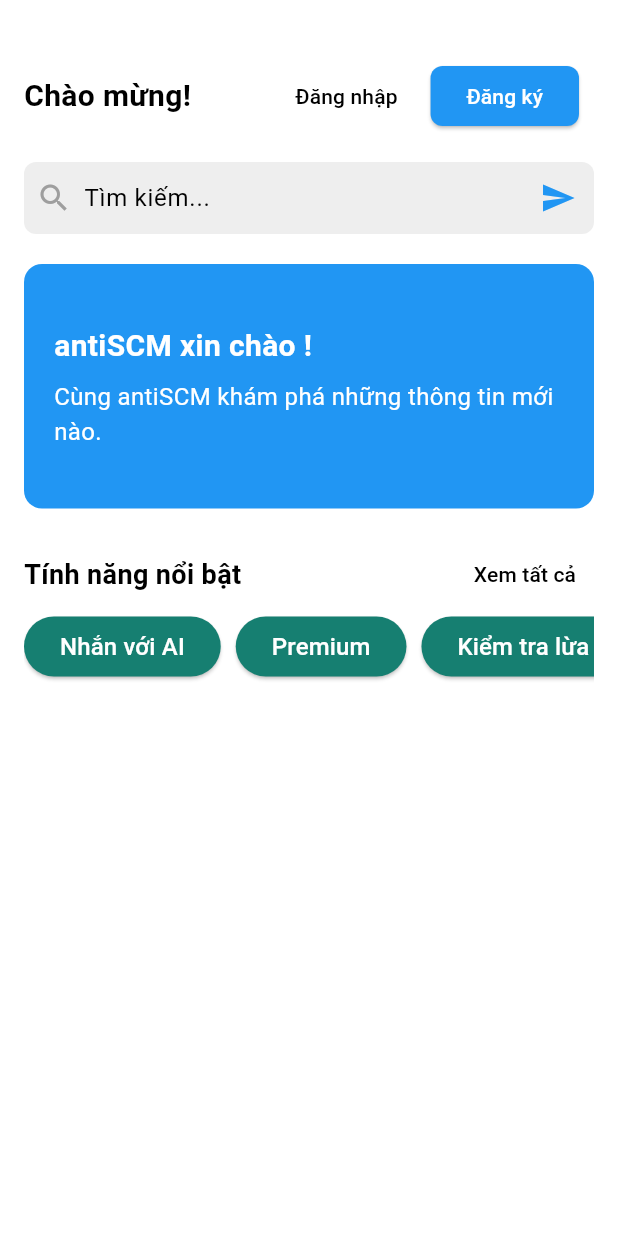
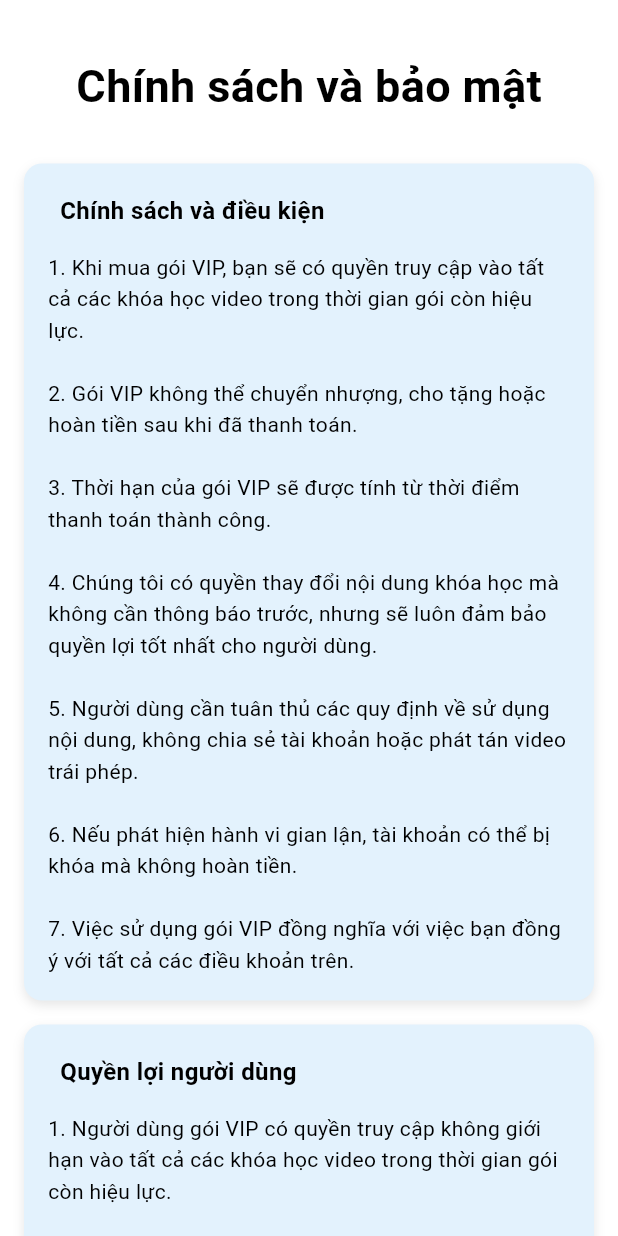
Before and after one commit to Bentanik/exe02_fe_mobile, a Flutter app: the screen it shows after launch, on a phone screen of 412 x 824 dp. Run offline on Flutter 3.47's test engine with Material 3 defaults, Android fonts, the light colour scheme and no system bars; our stand-ins replace dio, expandable, firebase_auth, firebase_core, flutter_secure_storage, flutter_svg and 4 more; missing offline and left inert: firebase_app_check; accounts and stored records are empty.

Commit message:
finish fetch video

```diff
--- a/lib/Servers/auth/auth_service.dart
+++ b/lib/Servers/auth/auth_service.dart
@@ -58,7 +58,7 @@ class AuthService {
         await LoginApi(api).login(idTokenFirebase: idToken);
         // Chuyển hướng người dùng sau khi đăng nhập thành công
         Navigator.pushReplacement(
-            context, MaterialPageRoute(builder: (context) => Categories()));
+            context, MaterialPageRoute(builder: (context) => Home()));
       } else {
         // Xử lý trường hợp không lấy được idToken
         Fluttertoast.showToast(
--- a/lib/main.dart
+++ b/lib/main.dart
@@ -4,7 +4,6 @@ import 'package:exe02_fe_mobile/presentation/intro/pages/light_dark_tongle.dart'
 import 'package:exe02_fe_mobile/presentation/splash/pages/splash.dart';
 import 'package:firebase_app_check/firebase_app_check.dart';
 import 'package:firebase_core/firebase_core.dart';
-import 'package:flutter/foundation.dart';
 import 'package:flutter/material.dart';
 import 'package:provider/provider.dart';
 
--- a/lib/models/chapters/chapter_detail_model.dart
+++ b/lib/models/chapters/chapter_detail_model.dart
@@ -39,7 +39,7 @@ class Chapter {
   final String name;
   final String description;
   final int quantityLectures;
-  final int totalDurationLectures;
+  final double totalDurationLectures;
   final List<Lecture> lectures;
 
   Chapter({
--- a/lib/presentation/intro/pages/authen/register/register_hook.dart
+++ b/lib/presentation/intro/pages/authen/register/register_hook.dart
@@ -3,6 +3,7 @@ import 'package:exe02_fe_mobile/Servers/api.dart';
 import 'package:exe02_fe_mobile/Servers/auth/register_api.dart';
 import 'package:exe02_fe_mobile/common/helpers/routes.dart';
 import 'package:exe02_fe_mobile/common/widget/ErrorDialog.dart';
+import 'package:exe02_fe_mobile/presentation/intro/pages/authen/login/login.dart';
 import 'package:exe02_fe_mobile/presentation/intro/pages/home.dart';
 import 'package:flutter/material.dart';
 import 'package:fluttertoast/fluttertoast.dart';
@@ -52,13 +53,13 @@ class RegisterController {
           msg: "Đăng kí thành công!",
           toastLength: Toast.LENGTH_SHORT,
           gravity: ToastGravity.TOP,
-          backgroundColor: Colors.green,
+          backgroundColor: Colors.black,
           textColor: Colors.white,
           fontSize: 16.0,
         );
 
         Future.delayed(Duration(seconds: 1), () {
-          Routes.navigateToPage(context, Home());
+          Routes.navigateToPage(context, Login());
         });
       }
     } catch (error) {
--- a/lib/presentation/intro/pages/home.dart
+++ b/lib/presentation/intro/pages/home.dart
@@ -133,7 +133,7 @@ class _HomeState extends State<Home> {
                     children: [
                       TextButton(
                         onPressed: () => Routes.navigateToPage(
-                            context, Login(updateLoginState: updateLoginState)),
+                            context, Login()),
                         child: Text("Đăng nhập"),
                       ),
                       SizedBox(width: 10),
--- a/lib/presentation/intro/pages/lecture_video.dart
+++ b/lib/presentation/intro/pages/lecture_video.dart
@@ -61,19 +61,23 @@
 import 'package:flutter/material.dart';
 import 'package:youtube_player_flutter/youtube_player_flutter.dart';
 
-class YouTubeEmbed extends StatefulWidget {
+class LectureVideo extends StatefulWidget {
+  final String videoId; // Nhận videoId từ file khác
+
+  const LectureVideo({super.key, required this.videoId});
+
   @override
   _YouTubeEmbedState createState() => _YouTubeEmbedState();
 }
 
-class _YouTubeEmbedState extends State<YouTubeEmbed> {
+class _YouTubeEmbedState extends State<LectureVideo> {
   late YoutubePlayerController _controller;
 
   @override
   void initState() {
     super.initState();
     _controller = YoutubePlayerController(
-      initialVideoId: 'HHY-CbyH7_s', // ID của video YouTube
+      initialVideoId: widget.videoId, // Dùng videoId từ widget
       flags: const YoutubePlayerFlags(
         autoPlay: false,
         mute: false,
--- /dev/null
+++ b/lib/presentation/intro/pages/term_splash.dart
@@ -0,0 +1,131 @@
+import 'dart:io';
+
+import 'package:exe02_fe_mobile/common/helpers/routes.dart';
+import 'package:exe02_fe_mobile/presentation/intro/pages/home.dart';
+import 'package:flutter/material.dart';
+import 'package:flutter/services.dart';
+
+class SplashTerm extends StatelessWidget {
+  @override
+  Widget build(BuildContext context) {
+    return Scaffold(
+      body: SingleChildScrollView(
+        padding: EdgeInsets.all(16),
+        child: Column(
+          crossAxisAlignment: CrossAxisAlignment.stretch,
+          children: [
+            const SizedBox(
+              height: 20,
+            ),
+            Center(
+                child: Text(
+              'Chính sách và bảo mật',
+              style: TextStyle(
+                fontSize: 30,
+                fontWeight: FontWeight.w700,
+              ),
+            )),
+            const SizedBox(
+              height: 30,
+            ),
+            _buildSectionCard(
+              title: 'Chính sách và điều kiện',
+              content:
+                  '1. Khi mua gói VIP, bạn sẽ có quyền truy cập vào tất cả các khóa học video trong thời gian gói còn hiệu lực.\n\n'
+                  '2. Gói VIP không thể chuyển nhượng, cho tặng hoặc hoàn tiền sau khi đã thanh toán.\n\n'
+                  '3. Thời hạn của gói VIP sẽ được tính từ thời điểm thanh toán thành công.\n\n'
+                  '4. Chúng tôi có quyền thay đổi nội dung khóa học mà không cần thông báo trước, nhưng sẽ luôn đảm bảo quyền lợi tốt nhất cho người dùng.\n\n'
+                  '5. Người dùng cần tuân thủ các quy định về sử dụng nội dung, không chia sẻ tài khoản hoặc phát tán video trái phép.\n\n'
+                  '6. Nếu phát hiện hành vi gian lận, tài khoản có thể bị khóa mà không hoàn tiền.\n\n'
+                  '7. Việc sử dụng gói VIP đồng nghĩa với việc bạn đồng ý với tất cả các điều khoản trên.',
+            ),
+            SizedBox(height: 16),
+            _buildSectionCard(
+              title: 'Quyền lợi người dùng',
+              content:
+                  '1. Người dùng gói VIP có quyền truy cập không giới hạn vào tất cả các khóa học video trong thời gian gói còn hiệu lực.\n\n'
+                  '2. Được cập nhật nội dung mới nhất mà không phải trả thêm phí.\n\n'
+                  '3. Hỗ trợ ưu tiên từ đội ngũ chăm sóc khách hàng khi gặp vấn đề trong quá trình học.\n\n'
+                  '4. Được tham gia các sự kiện, hội thảo trực tuyến độc quyền dành riêng cho thành viên VIP.\n\n'
+                  '5. Không có quảng cáo làm gián đoạn quá trình học tập.\n\n'
+                  '6. Có thể học mọi lúc, mọi nơi trên nhiều thiết bị khác nhau.\n\n'
+                  '7. Quyền lợi có thể được điều chỉnh theo chính sách mới nhất nhưng sẽ luôn đảm bảo lợi ích tốt nhất cho người dùng.',
+            ),
+            SizedBox(height: 16),
+            Align(
+              alignment: Alignment.centerRight,
+              child: Row(
+                mainAxisAlignment: MainAxisAlignment.end, // Căn phải cả hai nút
+                children: [
+                  TextButton(
+                    onPressed: () {
+                      // Thoát ứng dụng
+                      if (Platform.isAndroid) {
+                        SystemNavigator
+                            .pop(); // Thoát về màn hình chính trên Android
+                      } else if (Platform.isIOS) {
+                        exit(0); // Thoát ứng dụng trên iOS
+                      }
+                    },
+                    child: const Text('Không đồng ý',
+                        style: TextStyle(color: Colors.red)),
+                  ),
+                  TextButton(
+                    onPressed: () => Routes.navigateToPage(context, Home()),
+                    child: const Text(
+                      'Tôi đồng ý',
+                      style: TextStyle(
+                        color: Color(0xFF047099),
+                      ),
+                    ),
+                  ),
+                ],
+              ),
+            )
+          ],
+        ),
+      ),
+    );
+  }
+
+  Widget _buildSectionCard({required String title, required String content}) {
+    return Container(
+      padding: EdgeInsets.all(16),
+      decoration: BoxDecoration(
+        color: Colors.blue.shade50,
+        borderRadius: BorderRadius.circular(12),
+        boxShadow: [
+          BoxShadow(
+            color: Colors.black.withOpacity(0.1),
+            blurRadius: 6,
+            offset: Offset(0, 3),
+          ),
+        ],
+      ),
+      child: Column(
+        crossAxisAlignment: CrossAxisAlignment.start,
+        children: [
+          Container(
+            padding: EdgeInsets.symmetric(vertical: 4, horizontal: 8),
+            decoration: BoxDecoration(
+              borderRadius: BorderRadius.circular(20),
+            ),
+            child: Text(
+              title,
+              style: TextStyle(
+                color: Colors.black,
+                fontWeight: FontWeight.bold,
+                fontSize: 16,
+              ),
+            ),
+          ),
+          SizedBox(height: 12),
+          Text(
+            content,
+            style: TextStyle(color: Colors.black, fontSize: 14, height: 1.5),
+          ),
+        ],
+      ),
+    );
+  }
+}
--- a/lib/presentation/splash/pages/splash.dart
+++ b/lib/presentation/splash/pages/splash.dart
@@ -5,6 +5,7 @@ import 'package:exe02_fe_mobile/presentation/intro/pages/home.dart';
 import 'package:exe02_fe_mobile/presentation/intro/pages/launching.dart';
 import 'package:exe02_fe_mobile/presentation/intro/pages/profile_user.dart';
 import 'package:exe02_fe_mobile/presentation/intro/pages/term_condition.dart';
+import 'package:exe02_fe_mobile/presentation/intro/pages/term_splash.dart';
 import 'package:flutter/material.dart';
 
 class SplashPage extends StatefulWidget {
@@ -33,7 +34,7 @@ class _SplashPageState extends State<SplashPage> {
     Navigator.pushReplacement(
         context,
         MaterialPageRoute (builder:
-            (BuildContext context) => Home()),
+            (BuildContext context) => SplashTerm()),
     );
   }
 }
```
Also changed, not shown: lib/Servers/api.dart (+11 -0 lines), lib/Servers/auth/login_api.dart (+13 -10 lines), lib/Servers/lectures/lecture_detail_api.dart (added, +38 -0 lines), lib/presentation/intro/pages/authen/login/login.dart (+31 -61 lines), lib/presentation/intro/pages/authen/register/register.dart (+14 -8 lines), lib/presentation/intro/pages/categories.dart (+0 -8 lines), lib/presentation/intro/pages/course_detail.dart (+28 -22 lines), lib/presentation/intro/pages/profile_user.dart (+43 -21 lines), 4 other files.
